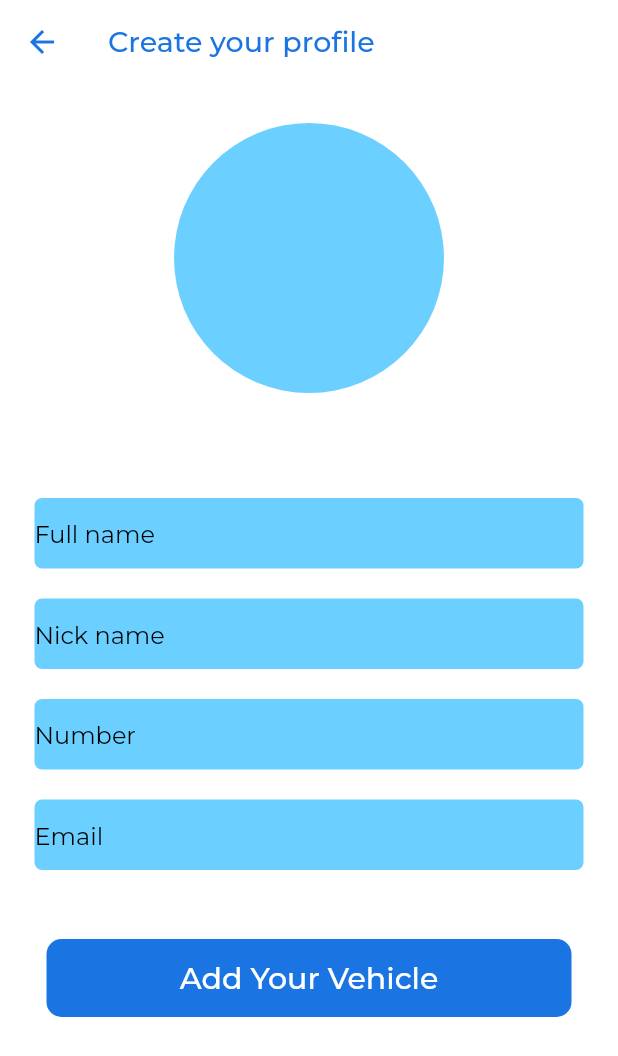
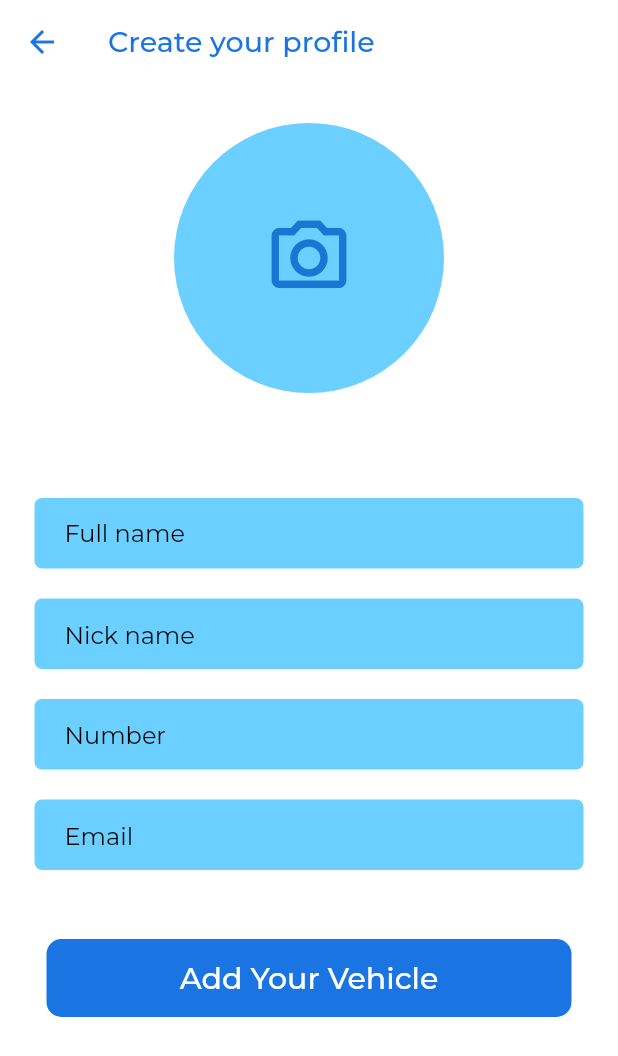
Before and after one commit to NeeTzXst/Evie_G04, a Flutter app: the ProfileScreen screen opened directly, on a phone screen of 412 x 824 dp. Shown: the top 1056 px of the screen. Run offline on Flutter 3.47's test engine with Material 2 defaults, Android fonts, the light colour scheme and no system bars; our stand-ins replace auto_size_text, cloud_firestore, firebase_auth, firebase_core, firebase_storage, font_awesome_flutter and 10 more; missing offline and left inert: flutter_polyline_points, google_map_polyline_new, json_path; accounts and stored records are empty.

Commit message:
addprofile screen select image

```diff
--- a/lib/Database/authService.dart
+++ b/lib/Database/authService.dart
@@ -13,7 +13,6 @@ class authService {
           .createUserWithEmailAndPassword(email: email, password: password);
       log('Email : $email');
       log('Password : $password');
-      log('Create');
       await FirebaseFirestore.instance
           .collection('app')
           .doc('member')
--- a/lib/Screen/addprofile.dart
+++ b/lib/Screen/addprofile.dart
@@ -1,9 +1,13 @@
 // ignore_for_file: prefer_const_constructors, duplicate_ignore, sort_child_properties_last
 // ignore: unused_import, avoid_web_libraries_in_flutter
 // import 'dart:js';
+import 'dart:developer';
+import 'dart:io';
+
 import 'package:cloud_firestore/cloud_firestore.dart';
 import 'package:firebase_auth/firebase_auth.dart';
 import 'package:firebase_core/firebase_core.dart';
+import 'package:firebase_storage/firebase_storage.dart';
 import 'package:flutter/material.dart';
 // ignore: unnecessary_import
 import 'package:flutter/services.dart';
@@ -11,6 +15,7 @@ import 'package:flutter/services.dart';
 import 'package:flutter/src/widgets/basic.dart';
 // ignore: implementation_imports, unnecessary_import
 import 'package:flutter/src/widgets/framework.dart';
+import 'package:image_picker/image_picker.dart';
 import 'package:myapp/Database/authService.dart';
 import 'package:myapp/Screen/addvehicle.dart';
 // ignore: depend_on_referenced_packages
@@ -31,23 +36,24 @@ class ProfileScreenState extends State<ProfileScreen> {
   final _nickname = TextEditingController();
   final _number = TextEditingController();
   final _email = TextEditingController();
+  File? _image;
 
-  Future<void> addProfile() async {
-    print('======== Email : ${_fullname.text} ================');
-    print('======== Password : ${_nickname.text} ==========');
-    print('======== Email : ${_number.text} =============');
-    print('======== Password : ${_email.text} =============');
-    final userId = FirebaseAuth.instance.currentUser!.uid;
-    await FirebaseFirestore.instance
-        .collection('app')
-        .doc('member')
-        .collection('ID')
-        .doc(userId)
-        .update({
-      'Fullname': _fullname.text,
-      'Nickname': _nickname.text,
-      'Phone': _number.text,
+  final picker = ImagePicker();
+
+  Future<void> getImage() async {
+    final pickedFile = await picker.pickImage(source: ImageSource.gallery);
+    try {
+      if (pickedFile != null) {
+        setState(() {
+          _image = File(pickedFile.path);
+          log('Image uploaded to Firebase Storage!');
         });
+      } else {
+        log('No image selected.');
+      }
+    } catch (e) {
+      log('Error uploading image to Firebase Storage: $e');
+    }
   }
 
   @override
@@ -70,7 +76,8 @@ class ProfileScreenState extends State<ProfileScreen> {
               fontSize: 19.0),
         ),
       ),
-        body: ListView(children: <Widget>[
+      body: ListView(
+        children: <Widget>[
           SizedBox(
             height: 550,
             child: Column(
@@ -79,10 +86,31 @@ class ProfileScreenState extends State<ProfileScreen> {
               children: <Widget>[
                 Row(
                   mainAxisAlignment: MainAxisAlignment.center,
-                        children: const <Widget>[
-                          CircleAvatar(
+                  children: <Widget>[
+                    GestureDetector(
+                      onTap: () async {
+                        log('get Image');
+                        await getImage();
+                      },
+                      child: CircleAvatar(
                         radius: 90,
                         backgroundColor: Color(0xFF6BCFFF),
+                        child: _image != null
+                            ? ClipOval(
+                                child: Image.file(
+                                  _image!,
+                                  fit: BoxFit.cover,
+                                  width: 180,
+                                  height: 180,
+                                ),
+                              )
+                            : Icon(
+                                Icons.camera_alt_outlined,
+                                size: 60,
+                              ),
+                      ),
+                    ),
+                  ],
                 ),
                 // FFlatButton.icon(
                 //   textColor: Theme.of(context).primaryColor,
@@ -90,7 +118,6 @@ class ProfileScreenState extends State<ProfileScreen> {
                 //   icon: Icon(Icons.image) ,
                 //   label: Text('Add Image'),
                 //   ),
-                        ]),
                 SizedBox(
                   height: 70,
                 ),
@@ -103,18 +130,25 @@ class ProfileScreenState extends State<ProfileScreen> {
                       color: Color(0xFF6BCFFF),
                       borderRadius: BorderRadius.circular(5),
                     ),
+                    child: Padding(
+                      padding: const EdgeInsets.symmetric(horizontal: 20),
                       child: TextField(
                         controller: _fullname,
                         keyboardType: TextInputType.emailAddress,
                         style: TextStyle(color: Colors.black87),
                         decoration: InputDecoration(
                           border: InputBorder.none,
-                                    contentPadding: EdgeInsets.only(top: 2),
+                          //contentPadding: EdgeInsets.only(top: 2),
                           hintText: 'Full name',
                           hintStyle: TextStyle(
                             color: Colors.black,
                             fontFamily: 'Montserrat',
-                                    ))))),
+                          ),
+                        ),
+                      ),
+                    ),
+                  ),
+                ),
                 SizedBox(
                   height: 20,
                 ),
@@ -127,6 +161,8 @@ class ProfileScreenState extends State<ProfileScreen> {
                       color: Color(0xFF6BCFFF),
                       borderRadius: BorderRadius.circular(5),
                     ),
+                    child: Padding(
+                      padding: const EdgeInsets.symmetric(horizontal: 20),
                       child: TextField(
                         controller: _nickname,
                         keyboardType: TextInputType.emailAddress,
@@ -138,7 +174,12 @@ class ProfileScreenState extends State<ProfileScreen> {
                           hintStyle: TextStyle(
                             color: Colors.black,
                             fontFamily: 'Montserrat',
-                                    ))))),
+                          ),
+                        ),
+                      ),
+                    ),
+                  ),
+                ),
                 SizedBox(
                   height: 20,
                 ),
@@ -151,6 +192,8 @@ class ProfileScreenState extends State<ProfileScreen> {
                       color: Color(0xFF6BCFFF),
                       borderRadius: BorderRadius.circular(5),
                     ),
+                    child: Padding(
+                      padding: const EdgeInsets.symmetric(horizontal: 20),
                       child: TextField(
                         controller: _number,
                         keyboardType: TextInputType.emailAddress,
@@ -162,7 +205,12 @@ class ProfileScreenState extends State<ProfileScreen> {
                           hintStyle: TextStyle(
                             color: Colors.black,
                             fontFamily: 'Montserrat',
-                                    ))))),
+                          ),
+                        ),
+                      ),
+                    ),
+                  ),
+                ),
                 SizedBox(
                   height: 20,
                 ),
@@ -175,6 +223,8 @@ class ProfileScreenState extends State<ProfileScreen> {
                       color: Color(0xFF6BCFFF),
                       borderRadius: BorderRadius.circular(5),
                     ),
+                    child: Padding(
+                      padding: const EdgeInsets.symmetric(horizontal: 20),
                       child: TextField(
                         controller: _email,
                         keyboardType: TextInputType.emailAddress,
@@ -186,8 +236,15 @@ class ProfileScreenState extends State<ProfileScreen> {
                           hintStyle: TextStyle(
                             color: Colors.black,
                             fontFamily: 'Montserrat',
-                                    ))))),
-                  ])),
+                          ),
+                        ),
+                      ),
+                    ),
+                  ),
+                ),
+              ],
+            ),
+          ),
           SizedBox(
             height: 20,
           ),
@@ -199,7 +256,8 @@ class ProfileScreenState extends State<ProfileScreen> {
               decoration: BoxDecoration(
                   borderRadius: BorderRadius.all(Radius.circular(10.0)),
                   color: Color.fromRGBO(26, 116, 226, 1)),
-                child: Column(mainAxisAlignment: MainAxisAlignment.center,
+              child: Column(
+                mainAxisAlignment: MainAxisAlignment.center,
                 // ignore: prefer_const_literals_to_create_immutables
                 children: <Widget>[
                   TextButton(
@@ -227,9 +285,13 @@ class ProfileScreenState extends State<ProfileScreen> {
                       ;
                     },
                   )
-                    ])),
+                ],
               ),
-        ]));
+            ),
+          ),
+        ],
+      ),
+    );
   }
 
   row(
--- a/pubspec.yaml
+++ b/pubspec.yaml
@@ -55,12 +55,14 @@ dependencies:
   cloud_firestore: ^4.4.4
   firebase_core: ^2.7.1
   firebase_auth: ^4.2.10
+  firebase_storage: ^11.0.16
   font_awesome_flutter: ^10.4.0
   shared_preferences: ^2.0.18
   timeago: ^3.3.0
   json_path: ^0.4.2
   auto_size_text: ^3.0.0
   google_sign_in: ^6.0.2
+  image_picker: ^0.8.7
 
 dev_dependencies:
   flutter_test:
```
Also changed, not shown: pubspec.lock, 1 other file. Lines whose indentation alone changed are shown as unchanged.
